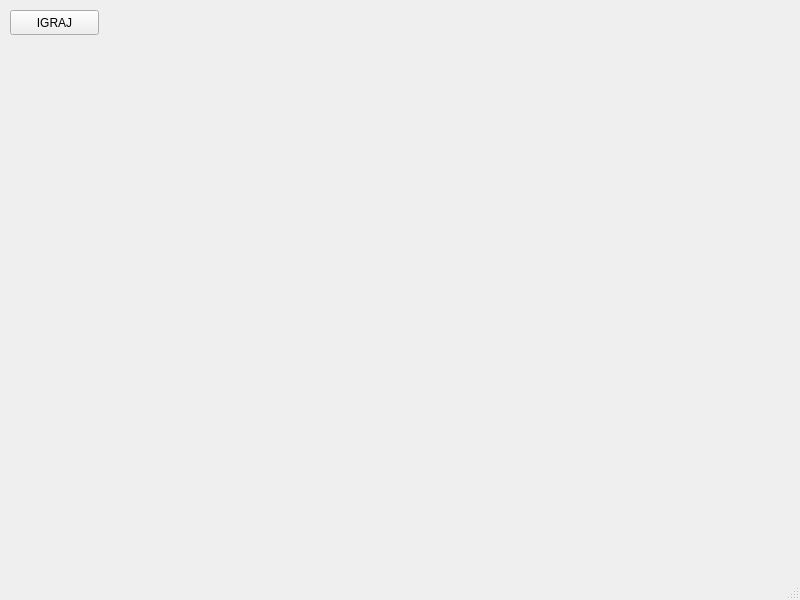
Qt form BOLT/bolt.ui (MATF-RS20/RS005-bolt) before a commit.
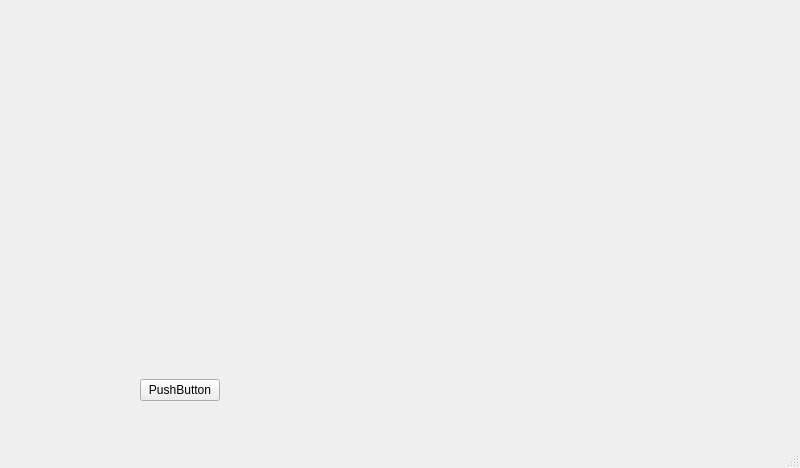
The same form after that commit. Custom widgets are drawn as their Qt base class.

The edit to the form file:
```diff
--- a/BOLT/bolt.ui
+++ b/BOLT/bolt.ui
@@ -7,25 +7,58 @@
     <x>0</x>
     <y>0</y>
     <width>800</width>
-    <height>600</height>
+    <height>468</height>
    </rect>
   </property>
   <property name="windowTitle">
    <string>Bolt</string>
   </property>
   <widget class="QWidget" name="centralwidget">
-   <widget class="QPushButton" name="playBtn">
+   <widget class="QWidget" name="verticalLayoutWidget">
     <property name="geometry">
      <rect>
-      <x>10</x>
-      <y>10</y>
-      <width>89</width>
-      <height>25</height>
+      <x>140</x>
+      <y>60</y>
+      <width>651</width>
+      <height>341</height>
      </rect>
     </property>
-    <property name="text">
-     <string>IGRAJ</string>
-    </property>
+    <layout class="QVBoxLayout" name="verticalLayout_5">
+     <item>
+      <widget class="OpnGLWidget" name="widget" native="true">
+       <property name="minimumSize">
+        <size>
+         <width>400</width>
+         <height>300</height>
+        </size>
+       </property>
+      </widget>
+     </item>
+     <item>
+      <layout class="QHBoxLayout" name="horizontalLayout_5">
+       <item>
+        <widget class="QPushButton" name="pushButton">
+         <property name="text">
+          <string>PushButton</string>
+         </property>
+        </widget>
+       </item>
+       <item>
+        <spacer name="horizontalSpacer">
+         <property name="orientation">
+          <enum>Qt::Horizontal</enum>
+         </property>
+         <property name="sizeHint" stdset="0">
+          <size>
+           <width>40</width>
+           <height>20</height>
+          </size>
+         </property>
+        </spacer>
+       </item>
+      </layout>
+     </item>
+    </layout>
    </widget>
   </widget>
   <widget class="QMenuBar" name="menubar">
@@ -40,6 +73,14 @@
   </widget>
   <widget class="QStatusBar" name="statusbar"/>
  </widget>
+ <customwidgets>
+  <customwidget>
+   <class>OpnGLWidget</class>
+   <extends>QWidget</extends>
+   <header>opnglwidget.h</header>
+   <container>1</container>
+  </customwidget>
+ </customwidgets>
  <resources/>
  <connections/>
 </ui>
```
Left out of the diff: 3 changed lines with no effect on the pictures.
